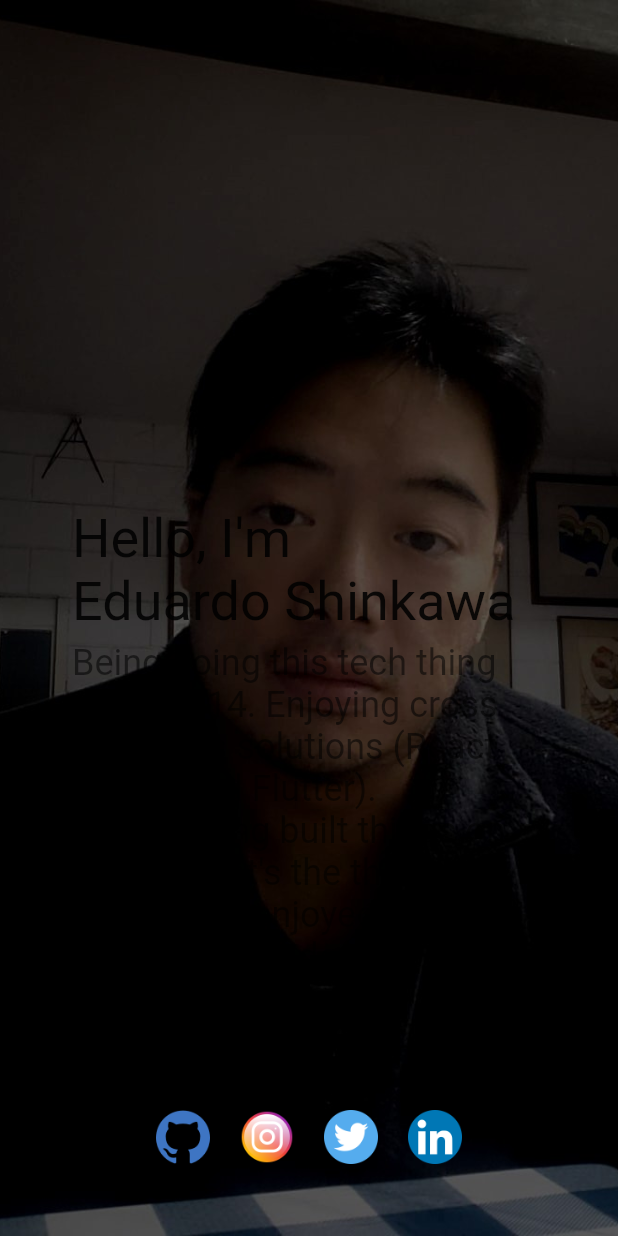
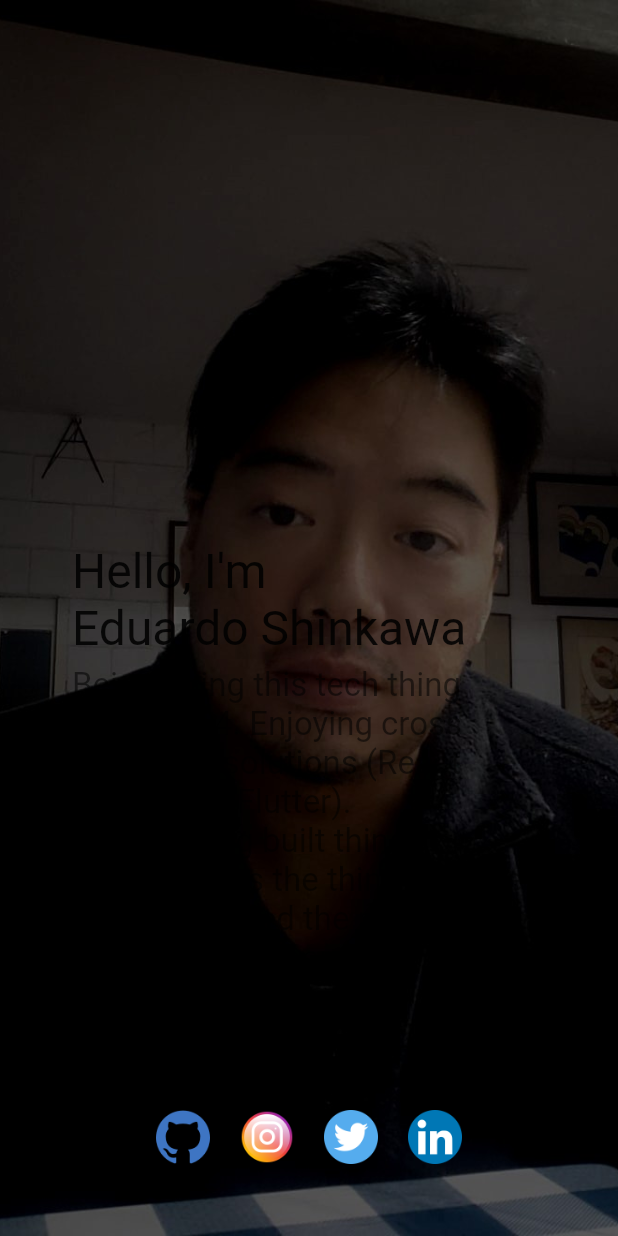
Before and after one commit to eshinkawa/FlutterMe, a Flutter app: the screen it shows after launch, on a phone screen of 412 x 824 dp. Run offline on Flutter 3.47's test engine with Material 2 defaults, Android fonts, the phone set to English and light mode, and no system bars; our stand-ins replace responsive_builder.

Commit message:
fix: layout adjustements

```diff
--- a/lib/main.dart
+++ b/lib/main.dart
@@ -21,7 +21,7 @@ class App extends StatelessWidget {
           }
 
           if (sizingInformation.deviceScreenType == DeviceScreenType.tablet) {
-            return Home(padding: 24);
+            return Home(padding: 24, greetingSize: 36, descSize: 22);
           }
 
           if (sizingInformation.deviceScreenType == DeviceScreenType.mobile) {
--- a/lib/views/home_mobile.dart
+++ b/lib/views/home_mobile.dart
@@ -34,7 +34,7 @@ class HomeMobile extends StatelessWidget {
                               style: Theme.of(context)
                                   .textTheme
                                   .headline
-                                  .copyWith(fontSize: 36))
+                                  .copyWith(fontSize: 32))
                         ],
                       ),
                       SizedBox(height: 6),
@@ -42,9 +42,9 @@ class HomeMobile extends StatelessWidget {
                           style: Theme.of(context)
                               .textTheme
                               .display1
-                              .copyWith(fontSize: 24)),
+                              .copyWith(fontSize: 22)),
                       SizedBox(height: 36),
-                      SocialMedia(titleSize: 24, imageSize: 36,)
+                      SocialMedia(titleSize: 24, imageSize: 36)
                     ],
                   ),
                 )),
```
Also changed, not shown: lib/views/home.dart (+5 -3 lines).
